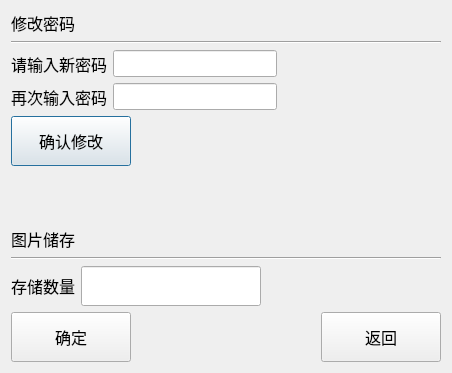
Old version of the form sys.ui in the repository ypg666/Wire_Rotate.
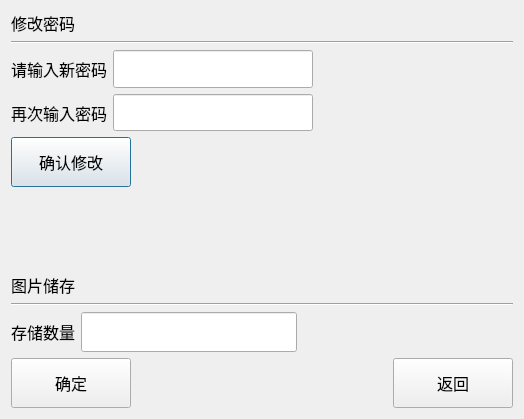
New version of the form.

```diff
--- a/sys.ui
+++ b/sys.ui
@@ -6,8 +6,8 @@
    <rect>
     <x>0</x>
     <y>0</y>
-    <width>452</width>
-    <height>373</height>
+    <width>524</width>
+    <height>419</height>
    </rect>
   </property>
   <property name="windowTitle">
```
